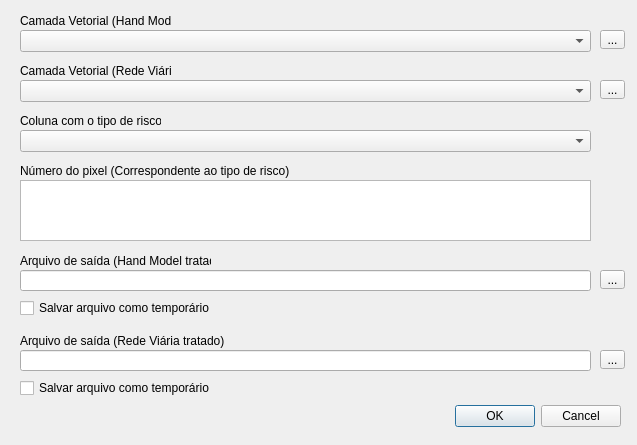
This is flood_path_finder_dialog_base.ui in EmersonNog/plugin-flood-path-finder-qgis as Qt 5 draws it before an edit. The edited form follows.
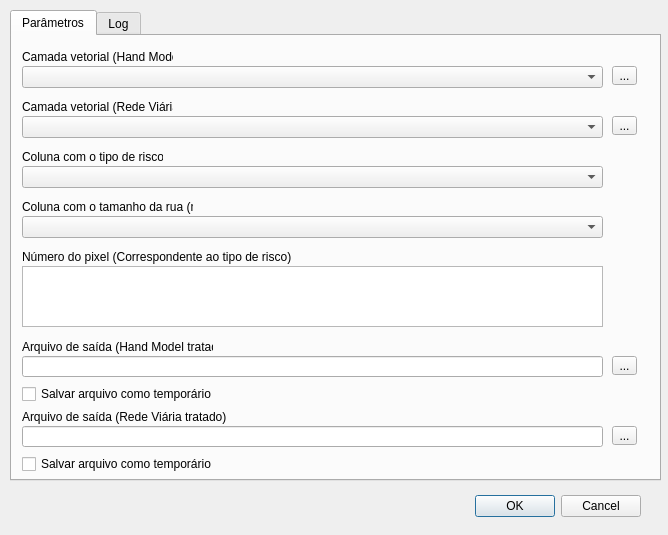
This is the edited form.

Patch:
```diff
--- a/flood_path_finder_dialog_base.ui
+++ b/flood_path_finder_dialog_base.ui
@@ -6,8 +6,8 @@
    <rect>
     <x>0</x>
     <y>0</y>
-    <width>637</width>
-    <height>445</height>
+    <width>668</width>
+    <height>535</height>
    </rect>
   </property>
   <property name="windowTitle">
@@ -16,8 +16,8 @@
   <widget class="QDialogButtonBox" name="button_box">
    <property name="geometry">
     <rect>
-     <x>280</x>
-     <y>400</y>
+     <x>300</x>
+     <y>490</y>
      <width>341</width>
      <height>32</height>
     </rect>
@@ -32,82 +32,80 @@
     <bool>false</bool>
    </property>
   </widget>
-  <widget class="QLabel" name="label">
+  <widget class="QTabWidget" name="tabWidget">
    <property name="geometry">
     <rect>
-     <x>20</x>
+     <x>10</x>
      <y>10</y>
-     <width>151</width>
-     <height>21</height>
+     <width>651</width>
+     <height>471</height>
     </rect>
    </property>
-   <property name="text">
-    <string>Camada Vetorial (Hand Model)</string>
+   <property name="focusPolicy">
+    <enum>Qt::TabFocus</enum>
    </property>
-  </widget>
-  <widget class="QLabel" name="label_2">
-   <property name="geometry">
-    <rect>
-     <x>20</x>
-     <y>60</y>
-     <width>151</width>
-     <height>21</height>
-    </rect>
+   <property name="tabPosition">
+    <enum>QTabWidget::North</enum>
    </property>
-   <property name="text">
-    <string>Camada Vetorial (Rede Viária)</string>
+   <property name="tabShape">
+    <enum>QTabWidget::Rounded</enum>
    </property>
-  </widget>
-  <widget class="QComboBox" name="comboBox">
-   <property name="geometry">
-    <rect>
-     <x>20</x>
-     <y>30</y>
-     <width>571</width>
-     <height>22</height>
-    </rect>
+   <property name="currentIndex">
+    <number>0</number>
    </property>
-  </widget>
-  <widget class="QComboBox" name="comboBox_2">
+   <property name="usesScrollButtons">
+    <bool>true</bool>
+   </property>
+   <widget class="QWidget" name="tab_3">
+    <property name="toolTip">
+     <string>&lt;html&gt;&lt;head/&gt;&lt;body&gt;&lt;p&gt;&lt;br/&gt;&lt;/p&gt;&lt;/body&gt;&lt;/html&gt;</string>
+    </property>
+    <property name="inputMethodHints">
+     <set>Qt::ImhNone</set>
+    </property>
+    <attribute name="title">
+     <string>Parâmetros</string>
+    </attribute>
+    <widget class="QListView" name="listView">
    <property name="geometry">
     <rect>
-     <x>20</x>
-     <y>80</y>
-     <width>571</width>
-     <height>22</height>
+       <x>10</x>
+       <y>230</y>
+       <width>581</width>
+       <height>61</height>
     </rect>
    </property>
   </widget>
-  <widget class="QToolButton" name="toolButton">
+    <widget class="QLabel" name="label_7">
    <property name="geometry">
     <rect>
-     <x>600</x>
-     <y>30</y>
-     <width>25</width>
-     <height>19</height>
+       <x>10</x>
+       <y>370</y>
+       <width>221</width>
+       <height>21</height>
     </rect>
    </property>
    <property name="text">
-    <string>...</string>
-   </property>
-  </widget>
-  <widget class="QToolButton" name="toolButton_2">
+      <string>Arquivo de saída (Rede Viária tratado)</string>
+     </property>
+    </widget>
+    <widget class="QCheckBox" name="checkBox_2">
    <property name="geometry">
     <rect>
-     <x>600</x>
-     <y>80</y>
-     <width>25</width>
-     <height>19</height>
+       <x>10</x>
+       <y>420</y>
+       <width>601</width>
+       <height>16</height>
     </rect>
    </property>
    <property name="text">
-    <string>...</string>
+      <string>Salvar arquivo como temporário</string>
    </property>
   </widget>
   <widget class="QLabel" name="label_4">
    <property name="geometry">
     <rect>
-     <x>20</x>
+       <x>10</x>
      <y>110</y>
      <width>141</width>
      <height>21</height>
@@ -117,21 +115,103 @@
     <string>Coluna com o tipo de risco</string>
    </property>
   </widget>
+    <widget class="QLineEdit" name="lineEdit_2">
+     <property name="geometry">
+      <rect>
+       <x>10</x>
+       <y>390</y>
+       <width>581</width>
+       <height>21</height>
+      </rect>
+     </property>
+    </widget>
+    <widget class="QToolButton" name="toolButton_3">
+     <property name="geometry">
+      <rect>
+       <x>600</x>
+       <y>320</y>
+       <width>25</width>
+       <height>19</height>
+      </rect>
+     </property>
+     <property name="text">
+      <string>...</string>
+     </property>
+    </widget>
   <widget class="QComboBox" name="comboBox_3">
    <property name="geometry">
     <rect>
-     <x>20</x>
+       <x>10</x>
      <y>130</y>
-     <width>571</width>
+       <width>581</width>
      <height>22</height>
     </rect>
    </property>
   </widget>
+    <widget class="QCheckBox" name="checkBox">
+     <property name="geometry">
+      <rect>
+       <x>10</x>
+       <y>350</y>
+       <width>601</width>
+       <height>16</height>
+      </rect>
+     </property>
+     <property name="text">
+      <string>Salvar arquivo como temporário</string>
+     </property>
+    </widget>
+    <widget class="QToolButton" name="toolButton">
+     <property name="geometry">
+      <rect>
+       <x>600</x>
+       <y>30</y>
+       <width>25</width>
+       <height>19</height>
+      </rect>
+     </property>
+     <property name="text">
+      <string>...</string>
+     </property>
+    </widget>
+    <widget class="QComboBox" name="comboBox_2">
+     <property name="geometry">
+      <rect>
+       <x>10</x>
+       <y>80</y>
+       <width>581</width>
+       <height>22</height>
+      </rect>
+     </property>
+    </widget>
+    <widget class="QLineEdit" name="lineEdit">
+     <property name="geometry">
+      <rect>
+       <x>10</x>
+       <y>320</y>
+       <width>581</width>
+       <height>21</height>
+      </rect>
+     </property>
+    </widget>
+    <widget class="QToolButton" name="toolButton_2">
+     <property name="geometry">
+      <rect>
+       <x>600</x>
+       <y>80</y>
+       <width>25</width>
+       <height>19</height>
+      </rect>
+     </property>
+     <property name="text">
+      <string>...</string>
+     </property>
+    </widget>
   <widget class="QLabel" name="label_5">
    <property name="geometry">
     <rect>
-     <x>20</x>
-     <y>160</y>
+       <x>10</x>
+       <y>210</y>
      <width>341</width>
      <height>21</height>
     </rect>
@@ -140,21 +220,11 @@
     <string>Número do pixel (Correspondente ao tipo de risco)</string>
    </property>
   </widget>
-  <widget class="QListView" name="listView">
-   <property name="geometry">
-    <rect>
-     <x>20</x>
-     <y>180</y>
-     <width>571</width>
-     <height>61</height>
-    </rect>
-   </property>
-  </widget>
   <widget class="QLabel" name="label_6">
    <property name="geometry">
     <rect>
-     <x>20</x>
-     <y>250</y>
+       <x>10</x>
+       <y>300</y>
      <width>191</width>
      <height>21</height>
     </rect>
@@ -163,37 +233,34 @@
     <string>Arquivo de saída (Hand Model tratado)</string>
    </property>
   </widget>
-  <widget class="QLabel" name="label_7">
+    <widget class="QComboBox" name="comboBox">
    <property name="geometry">
     <rect>
-     <x>20</x>
-     <y>330</y>
-     <width>221</width>
-     <height>21</height>
-    </rect>
-   </property>
-   <property name="text">
-    <string>Arquivo de saída (Rede Viária tratado)</string>
-   </property>
-  </widget>
-  <widget class="QToolButton" name="toolButton_3">
+       <x>10</x>
+       <y>30</y>
+       <width>581</width>
+       <height>22</height>
+      </rect>
+     </property>
+    </widget>
+    <widget class="QLabel" name="label">
    <property name="geometry">
     <rect>
-     <x>600</x>
-     <y>270</y>
-     <width>25</width>
-     <height>19</height>
+       <x>10</x>
+       <y>10</y>
+       <width>151</width>
+       <height>21</height>
     </rect>
    </property>
    <property name="text">
-    <string>...</string>
+      <string>Camada vetorial (Hand Model)</string>
    </property>
   </widget>
   <widget class="QToolButton" name="toolButton_4">
    <property name="geometry">
     <rect>
      <x>600</x>
-     <y>350</y>
+       <y>390</y>
      <width>25</width>
      <height>19</height>
     </rect>
@@ -202,51 +269,58 @@
     <string>...</string>
    </property>
   </widget>
-  <widget class="QLineEdit" name="lineEdit">
+    <widget class="QLabel" name="label_2">
    <property name="geometry">
     <rect>
-     <x>20</x>
-     <y>270</y>
-     <width>571</width>
+       <x>10</x>
+       <y>60</y>
+       <width>151</width>
      <height>21</height>
     </rect>
    </property>
-  </widget>
-  <widget class="QLineEdit" name="lineEdit_2">
+     <property name="text">
+      <string>Camada vetorial (Rede Viária)</string>
+     </property>
+    </widget>
+    <widget class="QComboBox" name="comboBox_4">
    <property name="geometry">
     <rect>
-     <x>20</x>
-     <y>350</y>
-     <width>571</width>
-     <height>21</height>
+       <x>10</x>
+       <y>180</y>
+       <width>581</width>
+       <height>22</height>
     </rect>
    </property>
   </widget>
-  <widget class="QCheckBox" name="checkBox">
+    <widget class="QLabel" name="label_8">
    <property name="geometry">
     <rect>
-     <x>20</x>
-     <y>300</y>
-     <width>601</width>
-     <height>16</height>
+       <x>10</x>
+       <y>160</y>
+       <width>171</width>
+       <height>21</height>
     </rect>
    </property>
    <property name="text">
-    <string>Salvar arquivo como temporário</string>
-   </property>
-  </widget>
-  <widget class="QCheckBox" name="checkBox_2">
+      <string>Coluna com o tamanho da rua (m)</string>
+     </property>
+    </widget>
+   </widget>
+   <widget class="QWidget" name="tab_4">
+    <attribute name="title">
+     <string>Log</string>
+    </attribute>
+    <widget class="QPlainTextEdit" name="plainTextEdit">
    <property name="geometry">
     <rect>
-     <x>20</x>
-     <y>380</y>
-     <width>601</width>
-     <height>16</height>
-    </rect>
-   </property>
-   <property name="text">
-    <string>Salvar arquivo como temporário</string>
-   </property>
+       <x>10</x>
+       <y>10</y>
+       <width>631</width>
+       <height>391</height>
+      </rect>
+     </property>
+    </widget>
+   </widget>
   </widget>
  </widget>
  <resources/>
```
Lines whose indentation alone changed are shown as unchanged.
